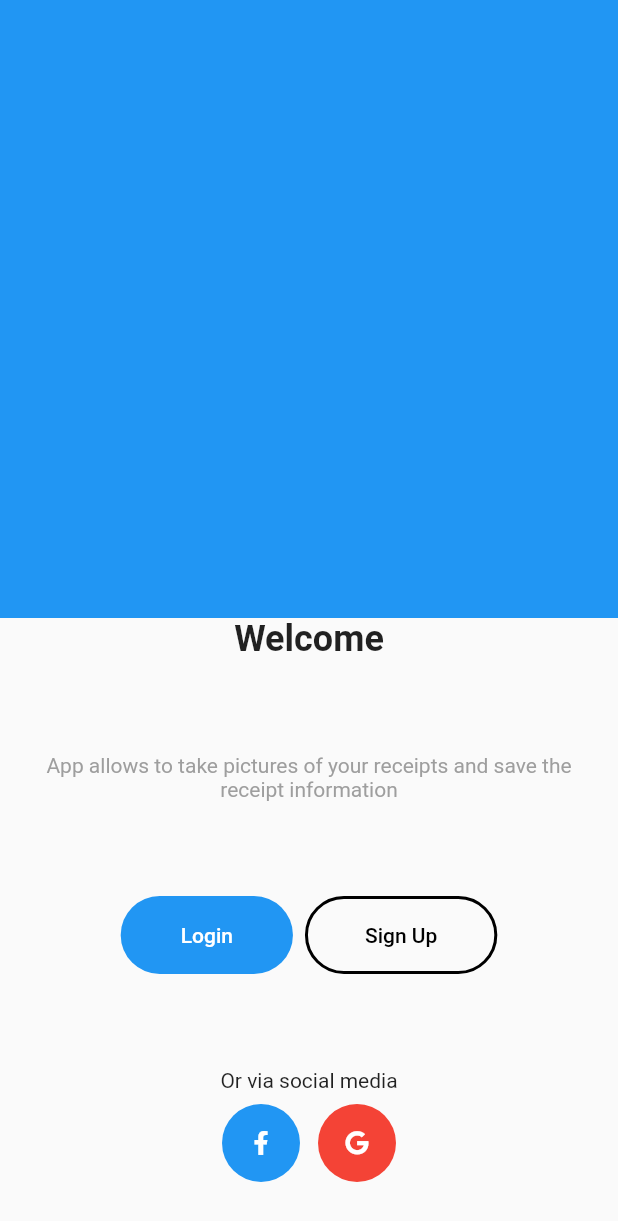
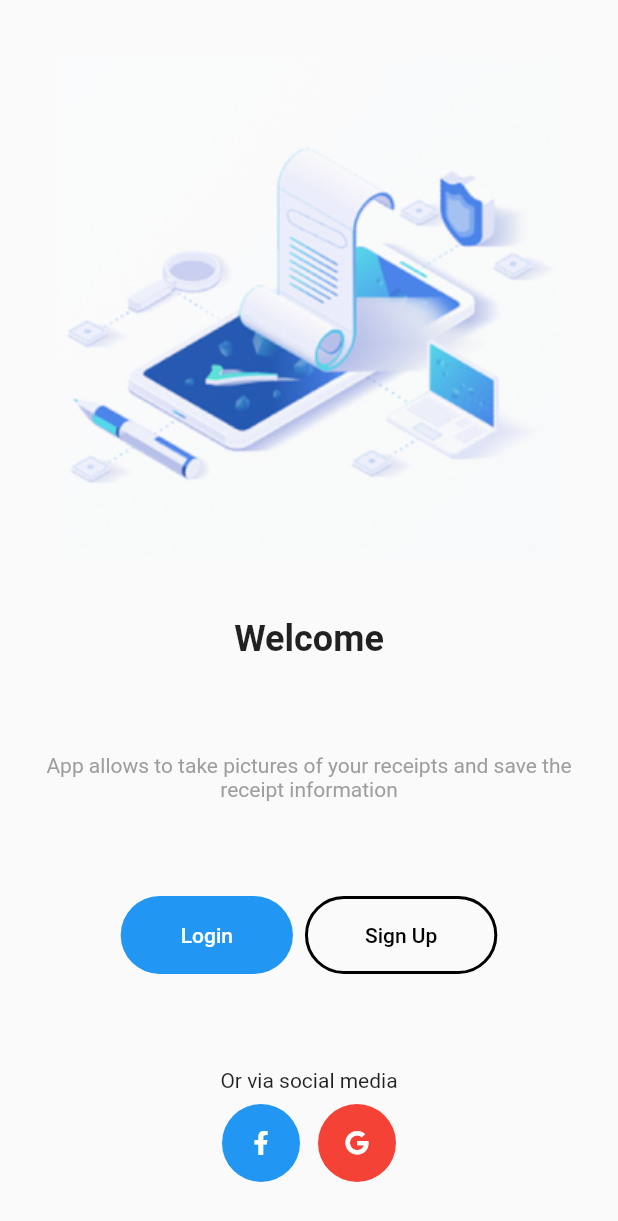
Before and after one commit to mivoligo/ui_practice_sing_up, a Flutter app: the screen it shows after launch, on a phone screen of 412 x 824 dp. Shown: the top 1221 px of the screen. Run offline on Flutter 3.47's test engine with Material 2 defaults, Android fonts, the light colour scheme and no system bars; our stand-ins replace font_awesome_flutter.

Commit message:
Add an image to welcome screen

```diff
--- a/lib/ui/welcome_screen.dart
+++ b/lib/ui/welcome_screen.dart
@@ -7,11 +7,10 @@ class WelcomeScreen extends StatelessWidget {
   Widget build(BuildContext context) {
     return Scaffold(
       body: Column(
+        crossAxisAlignment: CrossAxisAlignment.stretch,
         children: [
           Expanded(
-            child: Container(
-              color: Colors.blue,
-            ),
+            child: Image.asset('assets/images/welcome_image.png'),
           ),
           Expanded(
             child: Column(
--- a/pubspec.yaml
+++ b/pubspec.yaml
@@ -49,6 +49,8 @@ flutter:
   # assets:
   #   - images/a_dot_burr.jpeg
   #   - images/a_dot_ham.jpeg
+  assets:
+    - assets/images/
 
   # An image asset can refer to one or more resolution-specific "variants", see
   # https://flutter.dev/assets-and-images/#resolution-aware.
```
Also changed, not shown: assets/images/welcome_image.png (added).
